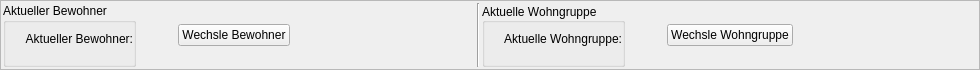
Old version of the form ebp_client/infoframe.ui in the repository Robotregent/EBP.
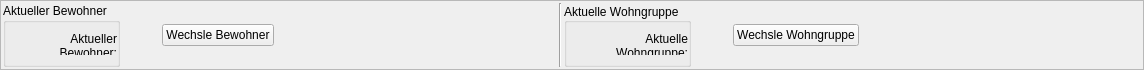
New version of the form. Icons and pictures are not drawn.

```diff
--- a/ebp_client/infoframe.ui
+++ b/ebp_client/infoframe.ui
@@ -6,7 +6,7 @@
    <rect>
     <x>0</x>
     <y>0</y>
-    <width>980</width>
+    <width>1144</width>
     <height>70</height>
    </rect>
   </property>
@@ -49,6 +49,9 @@
      <property name="title">
       <string>Aktueller Bewohner</string>
      </property>
+     <property name="flat">
+      <bool>true</bool>
+     </property>
      <layout class="QVBoxLayout" name="verticalLayout">
       <property name="rightMargin">
        <number>0</number>
@@ -121,6 +124,12 @@
      <property name="alignment">
       <set>Qt::AlignLeading|Qt::AlignLeft|Qt::AlignVCenter</set>
      </property>
+     <property name="flat">
+      <bool>true</bool>
+     </property>
+     <property name="checkable">
+      <bool>false</bool>
+     </property>
      <layout class="QVBoxLayout" name="verticalLayout_2">
       <property name="rightMargin">
        <number>0</number>
```
